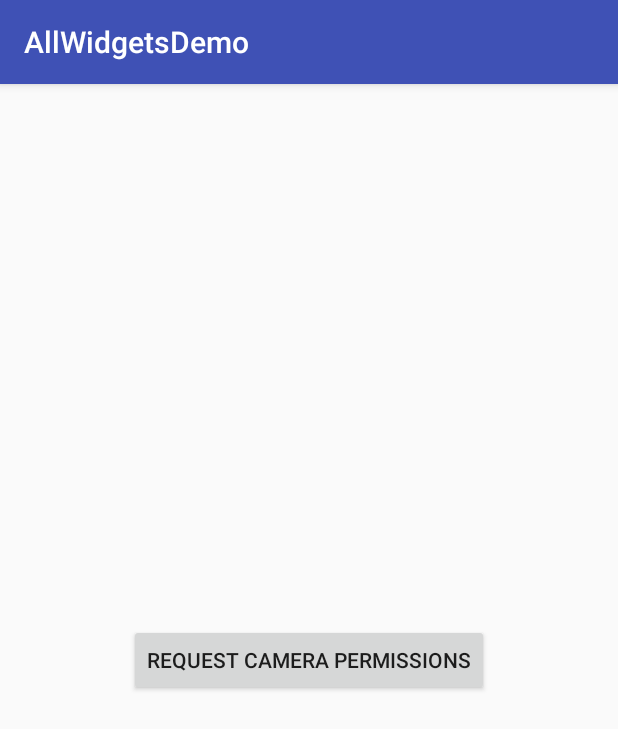
After one commit to CMPundhir/AllWidgetsDemo, an Android app: the PermissionActivity screen opened directly, with no data from a screen before it, on a phone screen of 412 x 824 dp. The commit adds this screen. Shown: the top 729 px of the screen. Run offline under Robolectric (Android 15) with nearby library versions, the phone set to English and light mode, and no system bars.

Commit message:
permission demo

```diff
--- a/app/src/main/java/com/cmpundhir/cm/allwidgetsdemo/MainActivity.java
+++ b/app/src/main/java/com/cmpundhir/cm/allwidgetsdemo/MainActivity.java
@@ -9,18 +9,20 @@ import android.widget.Button;
 import android.widget.Toast;
 
 public class MainActivity extends AppCompatActivity implements View.OnClickListener {
-    Button b1,b2,b3,b4,b5;
+    Button b1,b2,b3,b4,b5,b6;
     private void init(){
         b1 = findViewById(R.id.b1);
         b2 = findViewById(R.id.b2);
         b3 = findViewById(R.id.b3);
         b4 = findViewById(R.id.b4);
         b5 = findViewById(R.id.b5);
+        b6 = findViewById(R.id.b6);
         b1.setOnClickListener(this);
         b2.setOnClickListener(this);
         b3.setOnClickListener(this);
         b4.setOnClickListener(this);
         b5.setOnClickListener(this);
+        b6.setOnClickListener(this);
     }
     @Override
     protected void onCreate(Bundle savedInstanceState) {
@@ -38,6 +40,8 @@ public class MainActivity extends AppCompatActivity implements View.OnClickListe
             case R.id.b2 : intent = new Intent(MainActivity.this,ButtonActivity.class);break;
             case R.id.b3 : intent = new Intent(MainActivity.this,FormActivity.class);break;
             case R.id.b4 : intent = new Intent(MainActivity.this,IntentActivity.class);break;
+            case R.id.b5 : intent = new Intent(MainActivity.this,DialogActivity.class);break;
+            case R.id.b6 : intent = new Intent(MainActivity.this,PermissionActivity.class);break;
         }
         if(intent!=null)
         startActivity(intent);
--- /dev/null
+++ b/app/src/main/java/com/cmpundhir/cm/allwidgetsdemo/PermissionActivity.java
@@ -0,0 +1,59 @@
+package com.cmpundhir.cm.allwidgetsdemo;
+
+import androidx.appcompat.app.AlertDialog;
+import androidx.appcompat.app.AppCompatActivity;
+import androidx.core.app.ActivityCompat;
+import androidx.core.content.ContextCompat;
+
+import android.Manifest;
+import android.content.DialogInterface;
+import android.content.pm.PackageManager;
+import android.os.Bundle;
+import android.view.View;
+import android.widget.Button;
+import android.widget.Toast;
+
+public class PermissionActivity extends AppCompatActivity {
+    private static final int MY_PERMISSIONS_REQUEST_READ_CONTACTS =111 ;
+    Button button;
+    @Override
+    protected void onCreate(Bundle savedInstanceState) {
+        super.onCreate(savedInstanceState);
+        setContentView(R.layout.activity_permission);
+        button = findViewById(R.id.button8);
+        button.setOnClickListener(new View.OnClickListener() {
+            @Override
+            public void onClick(View view) {
+                requestCameraPerm();
+            }
+        });
+    }
+
+    private void requestCameraPerm(){
+
+        if (ContextCompat.checkSelfPermission(PermissionActivity.this,
+                Manifest.permission.READ_CONTACTS)
+                != PackageManager.PERMISSION_GRANTED) {
+            ActivityCompat.requestPermissions(PermissionActivity.this,
+                        new String[]{Manifest.permission.READ_CONTACTS},
+                        MY_PERMISSIONS_REQUEST_READ_CONTACTS);
+                Toast.makeText(this, "requestPermissions", Toast.LENGTH_SHORT).show();
+        } else {
+            showAlreadyPermDialog();
+        }
+    }
+
+    private void showAlreadyPermDialog(){
+        AlertDialog.Builder builder = new AlertDialog.Builder(this);
+        builder.setMessage("Congrats you have Read contact permission")
+                .setTitle("Permissions !!")
+                .setPositiveButton("Yes", new DialogInterface.OnClickListener() {
+                    @Override
+                    public void onClick(DialogInterface dialogInterface, int i) {
+                        Toast.makeText(PermissionActivity.this, "Thanks", Toast.LENGTH_SHORT).show();
+                    }
+                });
+        AlertDialog dialog = builder.create();
+        dialog.show();
+    }
+}
--- a/app/src/main/res/layout/activity_main.xml
+++ b/app/src/main/res/layout/activity_main.xml
@@ -52,15 +52,16 @@
         android:layout_height="wrap_content"
         android:backgroundTint="#E91E63"
         android:textColor="#fff"
-        android:text="Button" />
+        android:text="Dialog" />
     <Button
+        android:id="@+id/b6"
         android:layout_columnWeight="1"
         android:layout_rowWeight="1"
         android:layout_width="wrap_content"
         android:layout_height="wrap_content"
         android:backgroundTint="#673AB7"
         android:textColor="#fff"
-        android:text="Button" />
+        android:text="Permission" />
     <Button
         android:layout_columnWeight="1"
         android:layout_rowWeight="1"
--- /dev/null
+++ b/app/src/main/res/layout/activity_permission.xml
@@ -0,0 +1,22 @@
+<?xml version="1.0" encoding="utf-8"?>
+<androidx.constraintlayout.widget.ConstraintLayout xmlns:android="http://schemas.android.com/apk/res/android"
+    xmlns:app="http://schemas.android.com/apk/res-auto"
+    xmlns:tools="http://schemas.android.com/tools"
+    android:layout_width="match_parent"
+    android:layout_height="match_parent"
+    tools:context=".PermissionActivity">
+
+    <Button
+        android:id="@+id/button8"
+        android:layout_width="wrap_content"
+        android:layout_height="wrap_content"
+        android:layout_marginStart="8dp"
+        android:layout_marginTop="8dp"
+        android:layout_marginEnd="8dp"
+        android:layout_marginBottom="8dp"
+        android:text="Request Camera Permissions"
+        app:layout_constraintBottom_toBottomOf="parent"
+        app:layout_constraintEnd_toEndOf="parent"
+        app:layout_constraintStart_toStartOf="parent"
+        app:layout_constraintTop_toTopOf="parent" />
+</androidx.constraintlayout.widget.ConstraintLayout>
```
Also changed, not shown: app/src/main/AndroidManifest.xml (+6 -2 lines), app/src/main/java/com/cmpundhir/cm/allwidgetsdemo/DialogActivity.java (added, +47 -0 lines), app/src/main/res/layout/activity_dialog.xml (added, +22 -0 lines).
